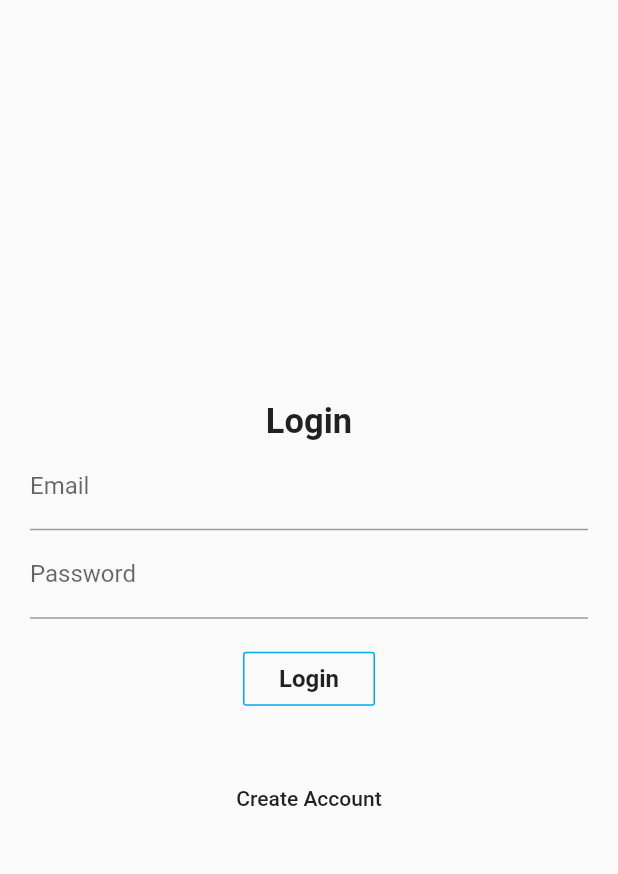
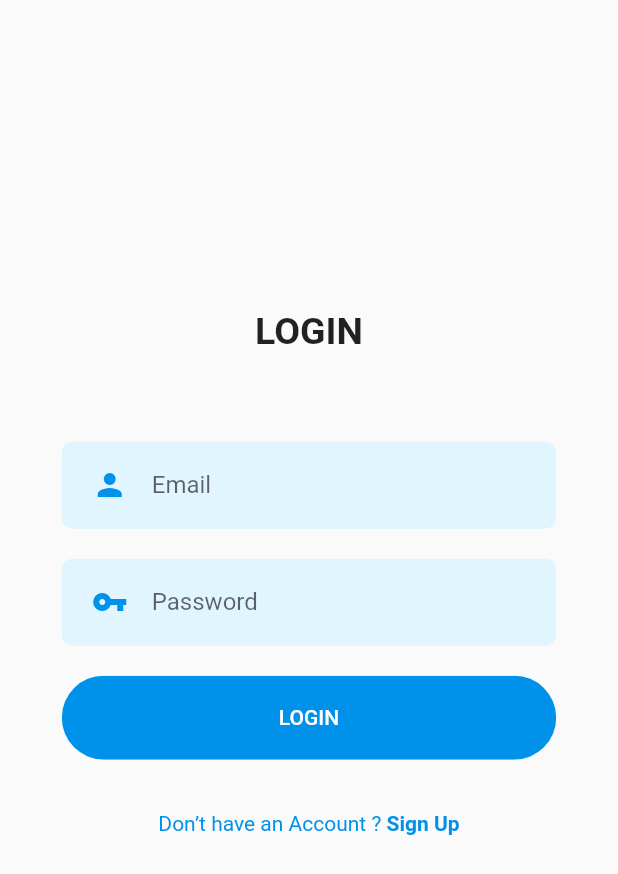
Before and after one commit to asemivu13/NAJDAH, a Flutter app: the screen it shows after launch, on a phone screen of 412 x 824 dp. Shown: the top 874 px of the screen. Run offline on Flutter 3.47's test engine with Material 2 defaults, Android fonts, the phone set to English and light mode, and no system bars; our stand-ins replace cloud_firestore, firebase_auth, firebase_core, google_maps_flutter, location, rxdart; missing offline and left inert: geoflutterfire; accounts and stored records are empty.

Commit message:
Design Login Page

```diff
--- /dev/null
+++ b/lib/Design/already_have_account.dart
@@ -0,0 +1,35 @@
+import 'package:flutter/material.dart';
+import 'package:najdah/constants.dart';
+
+class AlreadyHaveAnAccountCheck extends StatelessWidget {
+  final bool login;
+  final Function press;
+  const AlreadyHaveAnAccountCheck({
+    Key key,
+    this.login = true,
+    this.press,
+  }) : super(key: key);
+
+  @override
+  Widget build(BuildContext context) {
+    return Row(
+      mainAxisAlignment: MainAxisAlignment.center,
+      children: <Widget>[
+        Text(
+          login ? "Don’t have an Account ? " : "Already have an Account ? ",
+          style: TextStyle(color: kPrimaryColor),
+        ),
+        GestureDetector(
+          onTap: press,
+          child: Text(
+            login ? "Sign Up" : "Sign In",
+            style: TextStyle(
+              color: kPrimaryColor,
+              fontWeight: FontWeight.bold,
+            ),
+          ),
+        )
+      ],
+    );
+  }
+}
--- /dev/null
+++ b/lib/Design/rounded_button.dart
@@ -0,0 +1,37 @@
+import 'package:flutter/material.dart';
+
+import '../constants.dart';
+
+class RoundedButton extends StatelessWidget {
+  final String text;
+  final Function press;
+  final Color color, textColor;
+  const RoundedButton({
+    Key key,
+    this.text,
+    this.press,
+    this.color = kPrimaryColor,
+    this.textColor = Colors.white,
+  }) : super(key: key);
+
+  @override
+  Widget build(BuildContext context) {
+    Size size = MediaQuery.of(context).size;
+    return Container(
+      margin: EdgeInsets.symmetric(vertical: 10),
+      width: size.width * 0.8,
+      child: ClipRRect(
+        borderRadius: BorderRadius.circular(29),
+        child: FlatButton(
+          padding: EdgeInsets.symmetric(vertical: 20, horizontal: 40),
+          color: color,
+          onPressed: press,
+          child: Text(
+            text,
+            style: TextStyle(color: textColor),
+          ),
+        ),
+      ),
+    );
+  }
+}
--- /dev/null
+++ b/lib/Design/rounded_input_field.dart
@@ -0,0 +1,32 @@
+import 'package:flutter/material.dart';
+import 'text_field_container.dart';
+import 'package:najdah/constants.dart';
+class RoundedInputField extends StatelessWidget {
+  final String hintText;
+  final IconData icon;
+  final ValueChanged<String> onChanged;
+  const RoundedInputField({
+    Key key,
+    this.hintText,
+    this.icon = Icons.person,
+    this.onChanged,
+  }) : super(key: key);
+
+  @override
+  Widget build(BuildContext context) {
+    return TextFieldContainer(
+      child: TextField(
+        onChanged: onChanged,
+        cursorColor: kPrimaryColor,
+        decoration: InputDecoration(
+          icon: Icon(
+            icon,
+            color: kPrimaryColor,
+          ),
+          hintText: hintText,
+          border: InputBorder.none,
+        ),
+      ),
+    );
+  }
+}
--- /dev/null
+++ b/lib/Design/rounded_password_field.dart
@@ -0,0 +1,29 @@
+import 'package:flutter/material.dart';
+import 'package:najdah/constants.dart';
+import 'text_field_container.dart';
+class RoundedPasswordField extends StatelessWidget {
+  final ValueChanged<String> onChanged;
+  const RoundedPasswordField({
+    Key key,
+    this.onChanged,
+  }) : super(key: key);
+
+  @override
+  Widget build(BuildContext context) {
+    return TextFieldContainer(
+      child: TextField(
+        obscureText: true,
+        onChanged: onChanged,
+        cursorColor: kPrimaryColor,
+        decoration: InputDecoration(
+          hintText: "Password",
+          icon: Icon(
+            Icons.vpn_key,
+            color: kPrimaryColor,
+          ),
+          border: InputBorder.none,
+        ),
+      ),
+    );
+  }
+}
--- /dev/null
+++ b/lib/Design/text_field_container.dart
@@ -0,0 +1,25 @@
+import 'package:flutter/material.dart';
+import 'package:najdah/constants.dart';
+
+class TextFieldContainer extends StatelessWidget {
+  final Widget child;
+  const TextFieldContainer({
+    Key key,
+    this.child,
+  }) : super(key: key);
+
+  @override
+  Widget build(BuildContext context) {
+    Size size = MediaQuery.of(context).size;
+    return Container(
+      margin: EdgeInsets.symmetric(vertical: 10),
+      padding: EdgeInsets.symmetric(horizontal: 20, vertical: 5),
+      width: size.width * 0.8,
+      decoration: BoxDecoration(
+        color: kPrimaryLightColor,
+        borderRadius: BorderRadius.circular(7),
+      ),
+      child: child,
+    );
+  }
+}
--- /dev/null
+++ b/lib/constants.dart
@@ -0,0 +1,4 @@
+import 'package:flutter/material.dart';
+
+const kPrimaryColor = Color(0xFF0091EA);
+const kPrimaryLightColor = Color(0xFFE1F5FE);
--- /dev/null
+++ b/lib/error.dart
@@ -0,0 +1,8 @@
+import 'package:flutter/cupertino.dart';
+
+class SomethingWentWrong extends StatelessWidget {
+  @override
+  Widget build(BuildContext context) {
+    return Container();
+  }
+}
--- a/lib/main.dart
+++ b/lib/main.dart
@@ -1,12 +1,15 @@
 import 'package:flutter/material.dart';
 import 'package:firebase_core/firebase_core.dart';
+import 'package:najdah/error.dart';
 import 'package:najdah/screens/home_page.dart';
 import 'package:najdah/screens/register.dart';
 import 'package:najdah/services/auth.dart';
 import 'package:najdah/services/checker.dart';
+import 'package:najdah/constants.dart';
 
 void main() {
   runApp(MaterialApp(
+    debugShowCheckedModeBanner: false,
     home: Maintainer(),
   ));
 }
@@ -14,6 +17,7 @@ class Maintainer extends StatefulWidget {
   @override
   State<Maintainer> createState() => _MaintainerState();
 }
+
 class _MaintainerState extends State<Maintainer> {
   @override
   Widget build(BuildContext context) {
@@ -21,143 +25,13 @@ class _MaintainerState extends State<Maintainer> {
         future: Firebase.initializeApp(),
         builder: (context, snapshot) {
           if (snapshot.hasError) {
-            return Container();
+            return SomethingWentWrong();
           }
           if (snapshot.connectionState == ConnectionState.done) {
-            return MaterialApp(
-                home: Checker());
-          } else {
-            return MaterialApp(
-              home: Scaffold(
-                body: Center(
-                  child: Text(
-                      "Loading"
-                  ),
-                ),
-              ),
-            );
+            return Checker();
           }
+          return MaterialApp(home: Scaffold(body: Center(child: const Text("Lodaing..."),),));
         }
     );
   }
 }
-
-class LoginScreen extends StatefulWidget {
-  @override
-  State<StatefulWidget> createState() => _LoginScreenState();
-
-}
-
-class _LoginScreenState extends State <LoginScreen> {
-  final TextEditingController _emailController = TextEditingController();
-  final TextEditingController _passwordController = TextEditingController();
-  final _loginKey = GlobalKey<FormState>();
-  bool _success;
-  Auth serviceAuth = new Auth();
-
-  @override
-  Widget build(BuildContext context) {
-    // Building Login Form
-    return Scaffold(
-      body: Container(
-        margin: EdgeInsets.all(20),
-        child: Center(
-          child: Form(
-            key: _loginKey,
-            child: Column(
-              mainAxisAlignment: MainAxisAlignment.center,
-              crossAxisAlignment: CrossAxisAlignment.center,
-
-            children: <Widget>[
-              Text(
-                "Login",
-                style: TextStyle(
-                  fontWeight: FontWeight.bold,
-                  fontSize: 23,
-                ),
-              ),
-              TextFormField(
-                controller: _emailController,
-                validator: (value) {
-                  if (value.isEmpty) {
-                    return 'Enter Your Email';
-                  }
-                  return null;
-                },
-                decoration: InputDecoration(
-                  labelText: 'Email',
-                ),
-              ),
-              TextFormField(
-                controller: _passwordController,
-                validator: (value) {
-                  if (value.isEmpty) {
-                    return 'Enter Your Password';
-                  }
-                  return null;
-                },
-                decoration: InputDecoration(
-                  labelText: 'Password',
-                ),
-                obscureText: true,
-              ),
-              Padding(
-                padding: const EdgeInsets.symmetric(vertical: 16.0),
-                child: OutlineButton(
-                  onPressed: () {
-                    // Validate returns true if the form is valid, or false
-                    // otherwise.
-                    if (_loginKey.currentState.validate()) {
-                      login ();
-                    }
-                  },
-                  child: Text('Login', style: TextStyle(fontSize: 16, fontWeight: FontWeight.bold),),
-                  borderSide: BorderSide(color: Colors.lightBlue),
-                ),
-              ),
-              Text(
-                _success == null ? '' : (_success ? '' : 'Login Failed')
-              ),
-              FlatButton(
-                child: Text(
-                  "Create Account"
-                ),
-                onPressed: () {
-                  Navigator.push(context, MaterialPageRoute(
-                      builder: (BuildContext context) {
-                        return RegisterScreen ();
-                      }
-                  ));
-                },
-              )
-            ],
-          ),
-        ),
-        ),
-      ),
-    );
-  }
-
-  void login () async {
-    var result = await serviceAuth.login(
-        _emailController.value.text,
-        _passwordController.value.text
-    );
-    if (result != null) {
-      Navigator.push(context, MaterialPageRoute(
-          builder: (BuildContext context) {
-            return HomePage ();
-          }
-      ));
-      setState(() {
-        _success = true;
-      });
-    } else {
-      setState(() {
-        _success = false;
-      });
-    }
-  }
-
-
-}
--- a/lib/screens/home_page.dart
+++ b/lib/screens/home_page.dart
@@ -9,7 +9,7 @@ import 'package:google_maps_flutter/google_maps_flutter.dart';
 import 'package:location/location.dart';
 import 'package:najdah/screens/request_help.dart';
 import 'package:rxdart/rxdart.dart';
-
+import 'package:najdah/constants.dart';
 LocationData myLocation;
 Location location = new Location();
 
@@ -45,7 +45,7 @@ class HomePage extends StatelessWidget {
           return MaterialApp(
             home: Scaffold(
               body: Center(
-                child: CircularProgressIndicator(),
+                child: const Text("Lodaing..."),
               ),
             ),
           );
--- /dev/null
+++ b/lib/screens/login_screen.dart
@@ -0,0 +1,91 @@
+import 'package:flutter/material.dart';
+import 'package:najdah/Design/already_have_account.dart';
+import 'package:najdah/screens/register.dart';
+import 'package:najdah/services/auth.dart';
+import 'package:najdah/Design/rounded_button.dart';
+import 'package:najdah/Design/rounded_password_field.dart';
+import 'package:najdah/Design/rounded_input_field.dart';
+
+import 'home_page.dart';
+
+class LoginScreen extends StatefulWidget {
+  @override
+  State<StatefulWidget> createState() => _LoginScreenState();
+
+}
+class _LoginScreenState extends State <LoginScreen> {
+  final TextEditingController _emailController = TextEditingController();
+  final TextEditingController _passwordController = TextEditingController();
+  final _loginKey = GlobalKey<FormState>();
+  bool _success;
+  Auth serviceAuth = new Auth();
+
+  @override
+  Widget build(BuildContext context) {
+    Size size = MediaQuery.of(context).size;
+    // Building Login Form
+    return Scaffold(
+      body: SingleChildScrollView(
+          child: Column(
+            mainAxisAlignment: MainAxisAlignment.center,
+            children: <Widget>[
+              SizedBox(height: size.height * 0.25),
+              Text(
+                "LOGIN",
+                style: TextStyle(fontWeight: FontWeight.bold, fontSize: 25),
+              ),
+              SizedBox(height: size.height * 0.03),
+              SizedBox(height: size.height * 0.03),
+              RoundedInputField(
+                hintText: "Email",
+                onChanged: (value) {},
+              ),
+              RoundedPasswordField(
+                onChanged: (value) {},
+              ),
+              RoundedButton(
+                text: "LOGIN",
+                press: () {},
+              ),
+              SizedBox(height: size.height * 0.03),
+              AlreadyHaveAnAccountCheck(
+                press: () {
+                  Navigator.push(
+                    context,
+                    MaterialPageRoute(
+                      builder: (context) {
+                        return RegisterScreen();
+                      },
+                    ),
+                  );
+                },
+              ),
+            ],
+          ),
+        ),
+    );
+  }
+
+  void login () async {
+    var result = await serviceAuth.login(
+        _emailController.value.text,
+        _passwordController.value.text
+    );
+    if (result != null) {
+      Navigator.push(context, MaterialPageRoute(
+          builder: (BuildContext context) {
+            return HomePage ();
+          }
+      ));
+      setState(() {
+        _success = true;
+      });
+    } else {
+      setState(() {
+        _success = false;
+      });
+    }
+  }
+
+
+}
--- a/lib/services/checker.dart
+++ b/lib/services/checker.dart
@@ -1,7 +1,7 @@
 import 'package:firebase_auth/firebase_auth.dart';
 import 'package:flutter/material.dart';
-import 'package:najdah/main.dart';
 import 'package:najdah/screens/home_page.dart';
+import 'package:najdah/screens/login_screen.dart';
 import 'package:najdah/services/auth.dart';
 
 class Checker extends StatelessWidget {
@@ -18,15 +18,8 @@ class Checker extends StatelessWidget {
           } else {
             return LoginScreen();
           }
-        } else {
-          return MaterialApp(
-            home: Scaffold(
-              body: Center(
-                child: Text("Loading..."),
-              ),
-            ),
-          );
         }
+        return MaterialApp(home: Scaffold(body: Center(child: const Text("Lodaing..."),),));
       }
     );
   }
--- a/pubspec.yaml
+++ b/pubspec.yaml
@@ -30,9 +30,11 @@ dependencies:
   location: ^3.0.0
   geoflutterfire: ^2.2.1
 
+
   # The following adds the Cupertino Icons font to your application.
   # Use with the CupertinoIcons class for iOS style icons.
   cupertino_icons: ^0.1.3
+  flutter_svg: ^0.19.0
 
 dev_dependencies:
   flutter_test:
```
Also changed, not shown: pubspec.lock.
